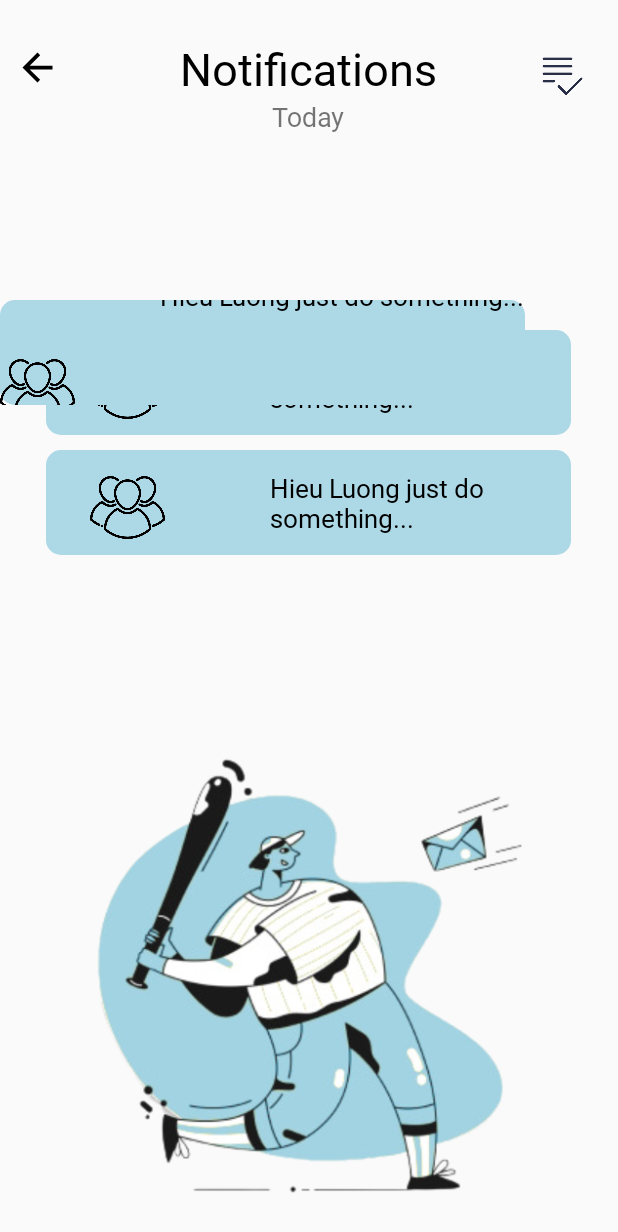
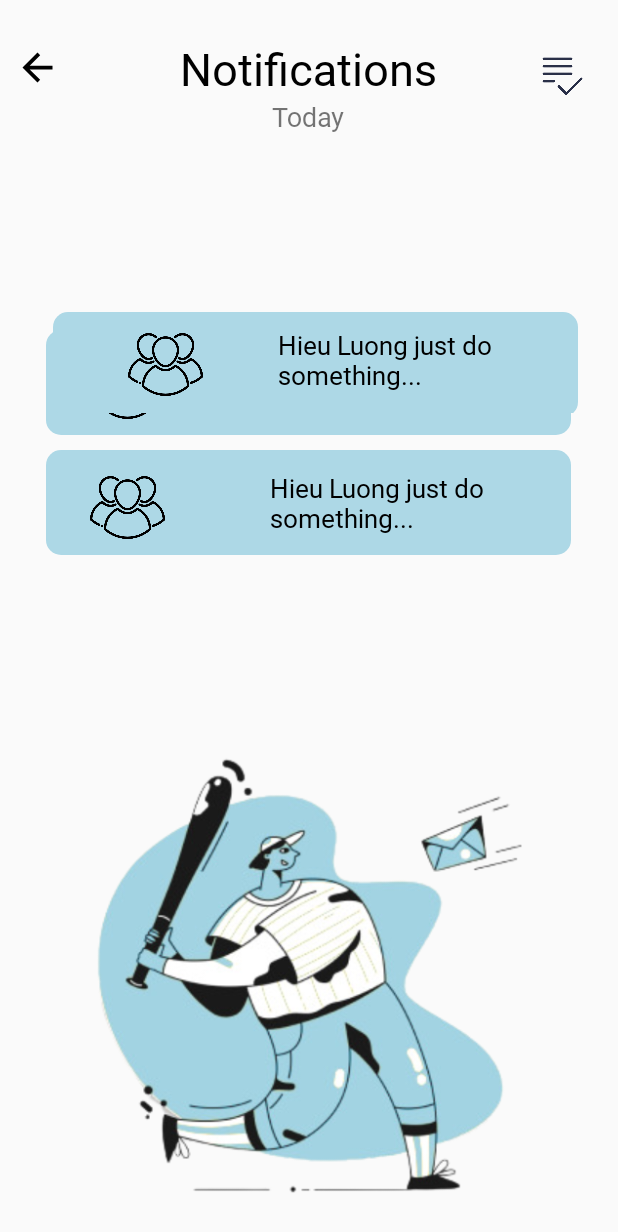
Before and after one commit to tuanha1508/Depresol_Application, an Android app: the MainActivity_Nofications screen opened directly, with no data from a screen before it, on a phone screen of 412 x 824 dp. Shown: the top 1232 px of the screen. Run offline under Robolectric (Android 15) with nearby library versions, the phone set to English and light mode, and no system bars.

Commit message:
Revert "Update"

```diff
--- a/app/src/main/res/layout/item_nofications.xml
+++ b/app/src/main/res/layout/item_nofications.xml
@@ -3,24 +3,23 @@
 <LinearLayout xmlns:android="http://schemas.android.com/apk/res/android"
     android:layout_width="match_parent"
     android:layout_height="wrap_content"
-
     android:orientation="horizontal">
 
 
-    <LinearLayout
+    <RelativeLayout
         android:layout_width="350dp"
         android:layout_height="70dp"
         android:layout_gravity="center"
-
-
+        android:layout_marginLeft="35dp"
+        android:layout_marginTop="5dp"
         android:background="@drawable/round_item"
         android:gravity="center_vertical"
         android:orientation="vertical">
 
         <TextView
             android:layout_width="wrap_content"
-            android:layout_height="50dp"
-            android:layout_gravity="right"
+            android:layout_height="wrap_content"
+            android:layout_marginLeft="150dp"
             android:fontFamily="@font/firasans_medium"
             android:text="Hieu Luong just do something..."
             android:textColor="@color/black"
@@ -29,8 +28,8 @@
         <ImageView
             android:layout_width="50dp"
             android:layout_height="50dp"
-            android:layout_gravity="left"
+            android:layout_marginLeft="50dp"
             android:src="@drawable/group" />
 
-    </LinearLayout>
+    </RelativeLayout>
 </LinearLayout>
```
